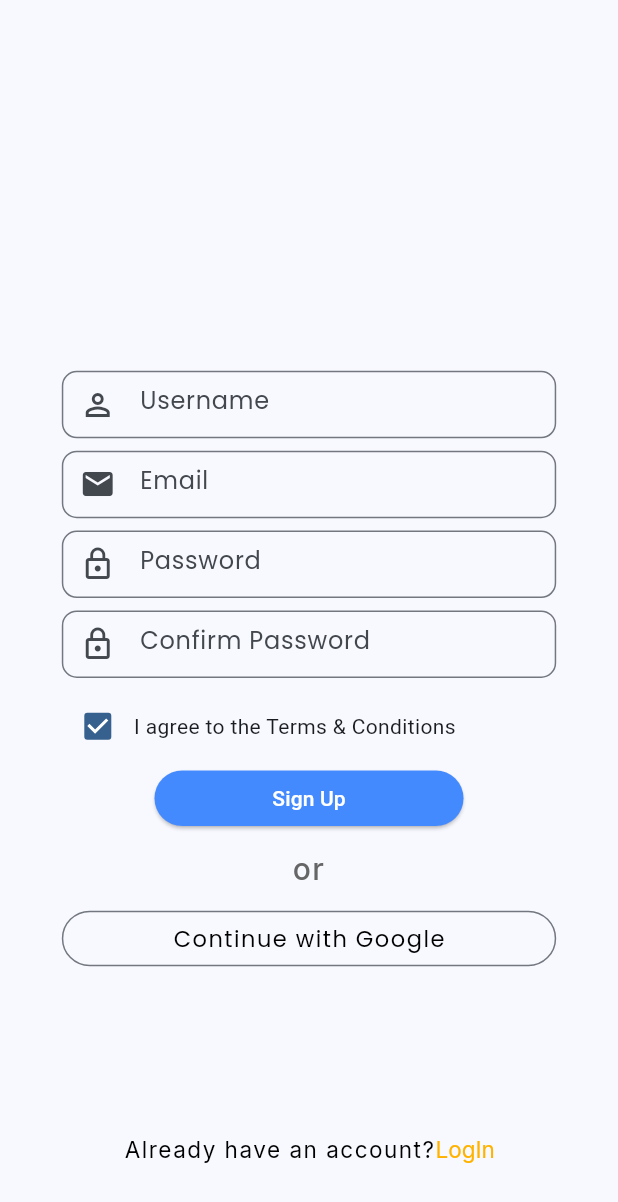
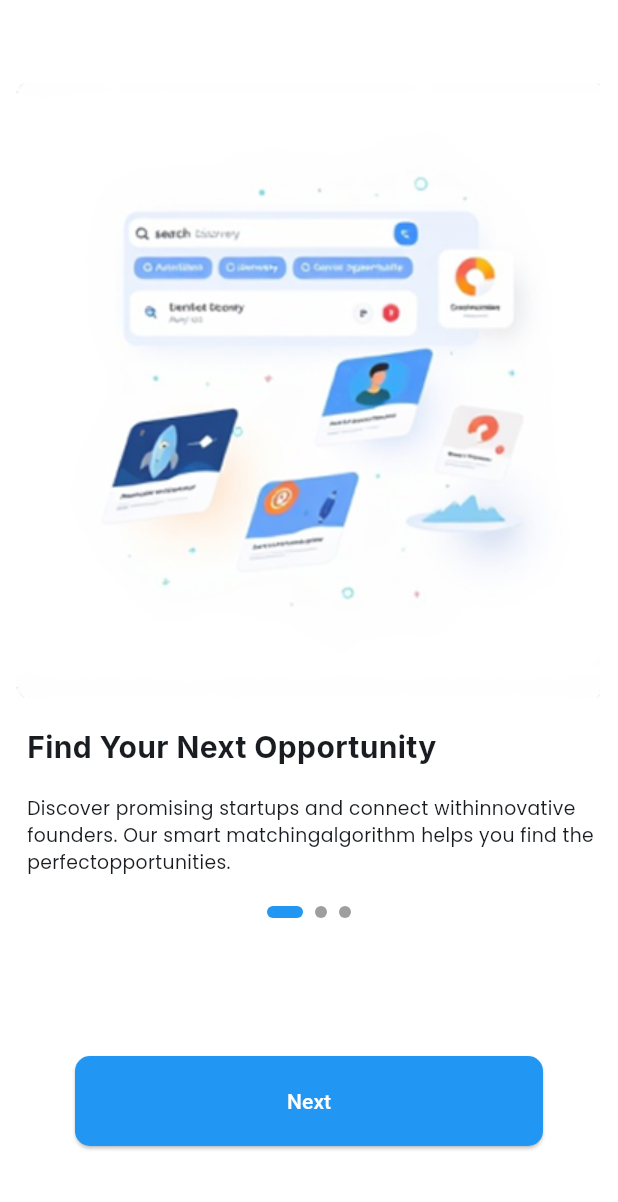
Before and after one commit to Riddhimagupta22/solution_challenge, a Flutter app: the screen it shows after launch, on a phone screen of 412 x 824 dp. Shown: the top 1202 px of the screen. Run offline on Flutter 3.47's test engine with Material 3 defaults, Android fonts, the phone set to English and light mode, and no system bars; drawn by our look-alikes of smooth_page_indicator; our stand-ins replace dotted_border, firebase_auth, firebase_core, get, google_fonts, google_maps_flutter and 3 more; accounts and stored records are empty.

Commit message:
new project

```diff
--- /dev/null
+++ b/lib/Frontend/Features/Onboarding Screen/content_model.dart
@@ -0,0 +1,25 @@
+class UnbordingContent {
+  String image;
+  String title;
+  String discription;
+
+  UnbordingContent({required this.image, required this.title, required this.discription});
+}
+
+List<UnbordingContent> contents = [
+  UnbordingContent(
+      title: 'Find Your Next Opportunity',
+      image: 'Assets/images/IMG@1x (1) (1).png',
+      discription: "Discover promising startups and connect with""innovative founders. Our smart matching""algorithm helps you find the perfect""opportunities. "
+  ),
+  UnbordingContent(
+      title: 'Connect & Communicate',
+      image: 'Assets/images/IMG@1x (2) (1).png',
+      discription: "Seamlessly collaborate with team members""through our integrated messaging platform.""Share ideas, files, and updates in real-time "
+  ),
+  UnbordingContent(
+      title: 'Network & Grow',
+      image: 'Assets/images/IMG@1x (4) 1.png',
+      discription: "Join exclusive events and expand your network.""Connect with industry leaders and like-minded""professionals at our curated meetups."
+      ),
+];
--- /dev/null
+++ b/lib/Frontend/Features/Onboarding Screen/onboarding_screen.dart
@@ -0,0 +1,131 @@
+import 'package:flutter/material.dart';
+import 'package:google_fonts/google_fonts.dart';
+import 'package:smooth_page_indicator/smooth_page_indicator.dart';
+import 'package:solution_chanllenge/Frontend/Auth/login_screen.dart';
+import 'package:solution_chanllenge/Frontend/Features/Onboarding%20Screen/content_model.dart';
+
+class OnboardingScreen extends StatefulWidget {
+  const OnboardingScreen({super.key});
+
+  @override
+  State<OnboardingScreen> createState() => _OnboardingScreenState();
+}
+
+class _OnboardingScreenState extends State<OnboardingScreen> {
+  int currentIndex = 0;
+  late PageController _controller;
+
+  @override
+  void initState() {
+    super.initState();
+    _controller = PageController(initialPage: 0);
+  }
+
+  @override
+  void dispose() {
+    _controller.dispose();
+    super.dispose();
+  }
+
+  @override
+  Widget build(BuildContext context) {
+    return Scaffold(
+      backgroundColor: Colors.white,
+      body: Column(
+        children: [
+          Expanded(
+            child: PageView.builder(
+              controller: _controller,
+              itemCount: contents.length,
+              physics: const BouncingScrollPhysics(),
+              onPageChanged: (int index) {
+                setState(() {
+                  currentIndex = index;
+                });
+              },
+              itemBuilder: (context, i) {
+                return Padding(
+                  padding: const EdgeInsets.symmetric(horizontal: 10, vertical: 20),
+                  child: Column(
+                    crossAxisAlignment: CrossAxisAlignment.start,
+                    children: [
+                      Padding(
+                        padding: const EdgeInsets.only(top: 35.0),
+                        child: Image.asset(contents[i].image),
+                      ),
+                      Padding(
+                        padding: const EdgeInsets.only(top: 18.0, left: 8),
+                        child: Text(
+                          contents[i].title,
+                          style: GoogleFonts.inter(
+                              fontSize: 20,
+                              fontWeight: FontWeight.w700
+                          ),
+                        ),
+                      ),
+                      Padding(
+                        padding: const EdgeInsets.only(top: 18.0, left: 8),
+                        child: Text(
+                          contents[i].discription,
+                          style: GoogleFonts.poppins(
+                            fontSize: 12.5,
+                            fontWeight: FontWeight.w400,
+                          ),
+                        ),
+                      ),
+                      const SizedBox(height: 20),
+                      Center(
+                        child: SmoothPageIndicator(
+                          controller: _controller,
+                          count: contents.length,
+                          effect: ExpandingDotsEffect(
+                            activeDotColor: Colors.blue,
+                            dotHeight: 8,
+                            dotWidth: 8,
+                          ),
+                        ),
+                      ),
+                      const Spacer(),
+                      Container(
+                        height: 60,
+                        margin: const EdgeInsets.all(40),
+                        width: double.infinity,
+                        child: ElevatedButton(
+                          style: ElevatedButton.styleFrom(
+                            backgroundColor: Colors.blue,
+                            shape: RoundedRectangleBorder(
+                              borderRadius: BorderRadius.circular(10),
+                            ),
+                          ),
+                          child: Text(
+                            currentIndex == contents.length - 1 ? "Continue" : "Next",
+                            style: const TextStyle(color: Colors.white),
+                          ),
+                          onPressed: () {
+                            if (currentIndex == contents.length - 1) {
+                              Navigator.pushReplacement(
+                                context,
+                                MaterialPageRoute(
+                                  builder: (_) =>  LoginScreen(),
+                                ),
+                              );
+                            } else {
+                              _controller.nextPage(
+                                duration: const Duration(milliseconds: 300),
+                                curve: Curves.easeInOut,
+                              );
+                            }
+                          },
+                        ),
+                      ),
+                    ],
+                  ),
+                );
+              },
+            ),
+          ),
+        ],
+      ),
+    );
+  }
+}
--- a/lib/main.dart
+++ b/lib/main.dart
@@ -1,6 +1,7 @@
 import 'package:firebase_core/firebase_core.dart';
 import 'package:flutter/material.dart';
 import 'package:get/get_navigation/src/root/get_material_app.dart';
+import 'package:solution_chanllenge/Frontend/Features/Onboarding%20Screen/onboarding_screen.dart';
 import 'package:solution_chanllenge/firebase_options.dart';
 import 'Frontend/Auth/signup_screen.dart';
 void main()async {
@@ -30,7 +31,7 @@ class MyApp extends StatelessWidget {
         colorScheme: ColorScheme.fromSeed(seedColor: Colors.blue),
         useMaterial3: true,
       ),
-      home: SignUpScreen(),
+      home: OnboardingScreen(),
     );
   }
 }
```
Also changed, not shown: Assets/images/IMG@1x (1) (1).png (added), Assets/images/IMG@1x (2) (1).png (added), Assets/images/IMG@1x (4) 1.png (added).
